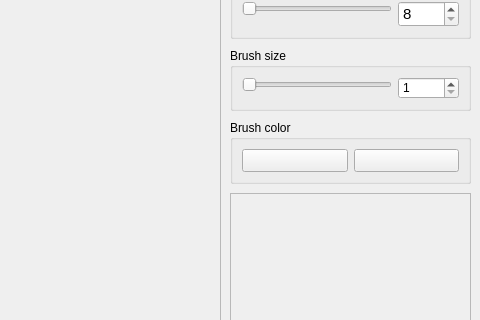
This is src/airunner/pyqt/main_window.ui in Capsize-Games/airunner as Qt 5 draws it before an edit; both pictures show x 715 to 1195 and y 167 to 487 of the 1195 by 880 pixel window. The edited form follows.
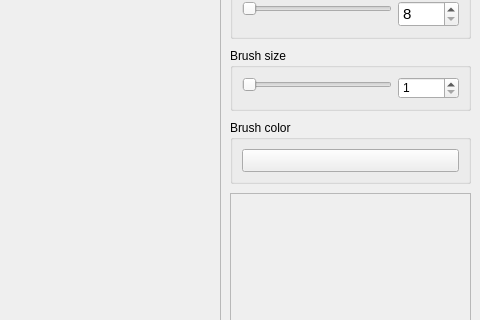
This is the edited form. Icons and pictures are not drawn.

Commit message: Improves brush tool

```diff
--- a/src/airunner/pyqt/main_window.ui
+++ b/src/airunner/pyqt/main_window.ui
@@ -373,19 +373,6 @@
             </property>
            </widget>
           </item>
-          <item row="0" column="1">
-           <widget class="QToolButton" name="secondary_color_button">
-            <property name="sizePolicy">
-             <sizepolicy hsizetype="MinimumExpanding" vsizetype="Fixed">
-              <horstretch>0</horstretch>
-              <verstretch>0</verstretch>
-             </sizepolicy>
-            </property>
-            <property name="text">
-             <string/>
-            </property>
-           </widget>
-          </item>
          </layout>
         </widget>
        </item>
```
The commit also changes 5 other files.
